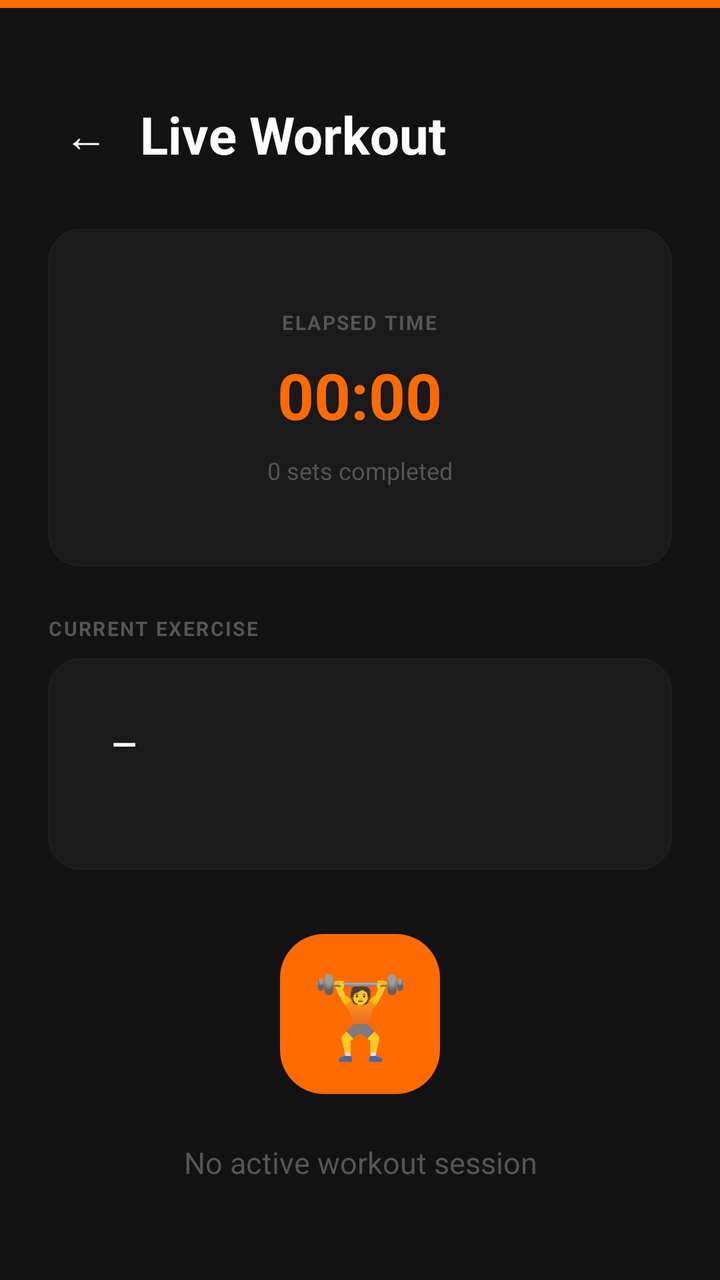
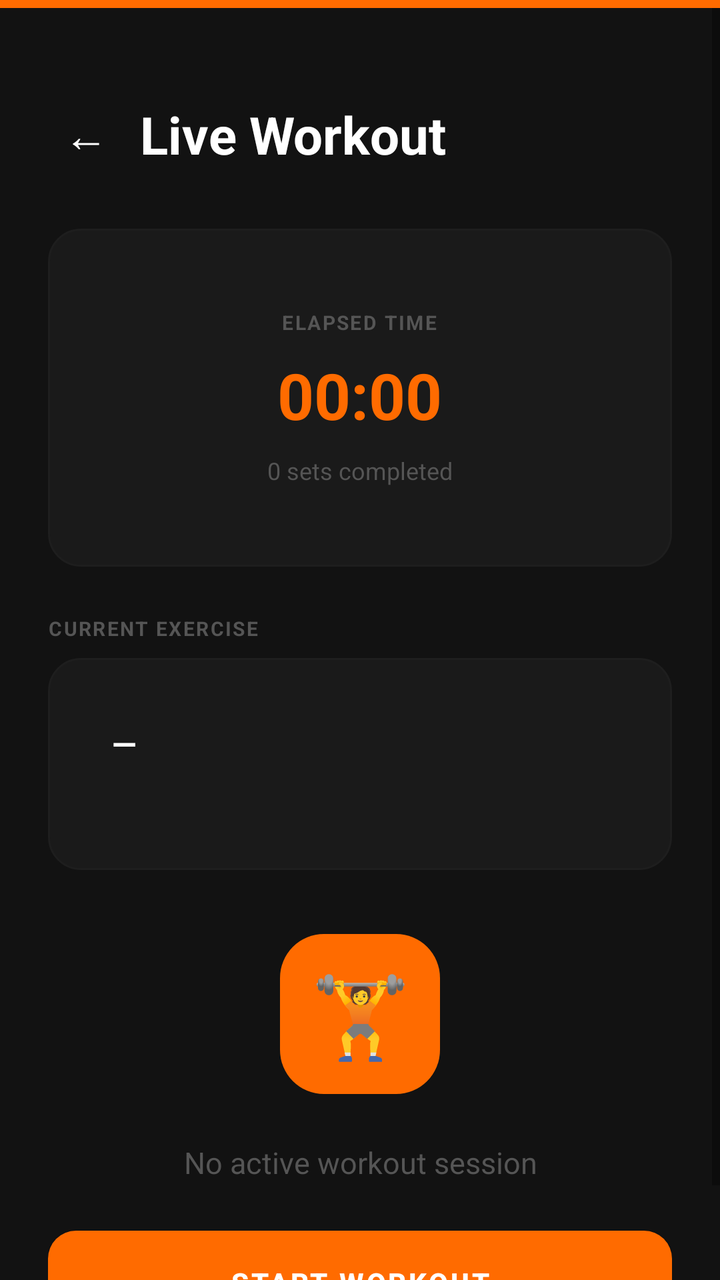

Screens rendered from an Android XML layout before and after an edit, with the pre-edit source and the edit as a unified diff.
<!-- AndroidManifest.xml: application theme Theme.ArcadeFitness -->
<!-- res/layout/activity_workout_tracking.xml -->
<?xml version="1.0" encoding="utf-8"?>
<LinearLayout xmlns:android="http://schemas.android.com/apk/res/android"
    android:layout_width="match_parent"
    android:layout_height="match_parent"
    android:background="@color/bg_primary"
    android:orientation="vertical">

    
    <View
        android:layout_width="match_parent"
        android:layout_height="@dimen/top_bar_height"
        android:background="@color/orange_primary" />

    <ScrollView
        android:layout_width="match_parent"
        android:layout_height="0dp"
        android:layout_weight="1">

        <LinearLayout
            android:layout_width="match_parent"
            android:layout_height="wrap_content"
            android:orientation="vertical"
            android:padding="@dimen/screen_padding_h">

            
            <LinearLayout
                android:layout_width="match_parent"
                android:layout_height="wrap_content"
                android:orientation="horizontal"
                android:gravity="center_vertical"
                android:layout_marginTop="@dimen/space_md">

                <TextView
                    android:id="@+id/btnBack"
                    android:layout_width="wrap_content"
                    android:layout_height="wrap_content"
                    android:text="←"
                    android:textSize="22sp"
                    android:textColor="@color/text_primary"
                    android:padding="@dimen/space_sm" />

                <TextView
                    android:layout_width="0dp"
                    android:layout_height="wrap_content"
                    android:layout_weight="1"
                    android:text="@string/workout_tracking_title"
                    style="@style/Text.Hero"
                    android:layout_marginStart="@dimen/space_sm" />
            </LinearLayout>

            
            <FrameLayout
                style="@style/Card.Dark"
                android:layout_width="match_parent"
                android:layout_height="wrap_content"
                android:layout_marginTop="@dimen/space_lg">

                <LinearLayout
                    android:layout_width="match_parent"
                    android:layout_height="wrap_content"
                    android:orientation="vertical"
                    android:gravity="center"
                    android:padding="@dimen/space_lg">

                    <TextView
                        android:layout_width="wrap_content"
                        android:layout_height="wrap_content"
                        android:text="@string/elapsed_time"
                        style="@style/Text.Label" />

                    <TextView
                        android:id="@+id/tvElapsedTime"
                        android:layout_width="wrap_content"
                        android:layout_height="wrap_content"
                        android:text="00:00"
                        android:textSize="@dimen/text_display"
                        android:textStyle="bold"
                        android:textColor="@color/orange_primary"
                        android:layout_marginTop="@dimen/space_sm" />

                    <TextView
                        android:id="@+id/tvSetsCompleted"
                        android:layout_width="wrap_content"
                        android:layout_height="wrap_content"
                        android:text="0 sets completed"
                        android:textSize="@dimen/text_sm"
                        android:textColor="@color/text_muted"
                        android:layout_marginTop="@dimen/space_sm" />
                </LinearLayout>
            </FrameLayout>

            
            <TextView
                style="@style/Text.Label"
                android:layout_width="wrap_content"
                android:layout_height="wrap_content"
                android:text="@string/current_exercise"
                android:layout_marginTop="@dimen/space_lg"
                android:layout_marginBottom="@dimen/space_sm" />

            <FrameLayout
                style="@style/Card.Dark"
                android:layout_width="match_parent"
                android:layout_height="wrap_content">
                <LinearLayout
                    android:layout_width="match_parent"
                    android:layout_height="wrap_content"
                    android:orientation="vertical"
                    android:padding="@dimen/space_md">
                    <TextView
                        android:id="@+id/tvCurrentExerciseName"
                        android:layout_width="wrap_content"
                        android:layout_height="wrap_content"
                        android:text="—"
                        android:textSize="@dimen/text_lg"
                        android:textStyle="bold"
                        android:textColor="@color/text_primary" />
                    <TextView
                        android:id="@+id/tvCurrentSetsInfo"
                        android:layout_width="wrap_content"
                        android:layout_height="wrap_content"
                        android:text=""
                        android:textSize="@dimen/text_sm"
                        android:textColor="@color/text_muted"
                        android:layout_marginTop="@dimen/space_xs" />
                </LinearLayout>
            </FrameLayout>

            
            <LinearLayout
                android:id="@+id/layoutActiveControls"
                android:layout_width="match_parent"
                android:layout_height="wrap_content"
                android:orientation="vertical"
                android:gravity="center"
                android:layout_marginTop="@dimen/space_lg"
                android:visibility="gone">

                <LinearLayout
                    android:id="@+id/layoutSetLogger"
                    android:layout_width="match_parent"
                    android:layout_height="wrap_content"
                    android:orientation="vertical"
                    android:background="@color/bg_card"
                    android:padding="@dimen/space_md">

                    <TextView
                        android:layout_width="wrap_content"
                        android:layout_height="wrap_content"
                        android:text="Log Set"
                        android:textColor="@color/text_primary"
                        android:textStyle="bold"
                        android:textSize="16sp"
                        android:layout_marginBottom="@dimen/space_sm" />

                    <TextView
                        android:layout_width="wrap_content"
                        android:layout_height="wrap_content"
                        android:text="Exercise"
                        android:textColor="@color/text_muted"
                        android:textSize="12sp"
                        android:layout_marginBottom="@dimen/space_xs" />

                    <Spinner
                        android:id="@+id/spinnerExercise"
                        android:layout_width="match_parent"
                        android:layout_height="wrap_content"
                        android:background="@drawable/bg_input_default"
                        android:padding="@dimen/space_sm"
                        android:layout_marginBottom="@dimen/space_sm" />

                    <EditText
                        android:id="@+id/etSetWeight"
                        style="@style/Input.Dark"
                        android:layout_width="match_parent"
                        android:layout_height="wrap_content"
                        android:hint="Weight (kg)"
                        android:inputType="numberDecimal"
                        android:layout_marginBottom="@dimen/space_sm" />

                    <EditText
                        android:id="@+id/etSetReps"
                        style="@style/Input.Dark"
                        android:layout_width="match_parent"
                        android:layout_height="wrap_content"
                        android:hint="Reps"
                        android:inputType="number"
                        android:layout_marginBottom="@dimen/space_sm" />

                    <Button
                        android:id="@+id/btnMarkSetDone"
                        style="@style/Button.Primary"
                        android:layout_width="match_parent"
                        android:layout_height="@dimen/button_height"
                        android:text="Mark Set Done" />
                </LinearLayout>

                <LinearLayout
                    android:layout_width="match_parent"
                    android:layout_height="wrap_content"
                    android:orientation="horizontal"
                    android:gravity="center"
                    android:layout_marginTop="@dimen/space_lg">

                    <Button
                        android:id="@+id/btnPause"
                        style="@style/Button.Secondary"
                        android:layout_width="0dp"
                        android:layout_height="@dimen/button_height"
                        android:layout_weight="1"
                        android:text="@string/btn_pause" />

                    <Button
                        android:id="@+id/btnComplete"
                        style="@style/Button.Primary"
                        android:layout_width="0dp"
                        android:layout_height="@dimen/button_height"
                        android:layout_weight="1"
                        android:layout_marginStart="@dimen/space_sm"
                        android:text="@string/btn_complete" />
                </LinearLayout>
            </LinearLayout>

            
            <LinearLayout
                android:id="@+id/layoutNoSession"
                android:layout_width="match_parent"
                android:layout_height="wrap_content"
                android:gravity="center"
                android:orientation="vertical"
                android:layout_marginTop="@dimen/space_xl"
                android:visibility="visible">
                <TextView
                    android:layout_width="80dp"
                    android:layout_height="80dp"
                    android:gravity="center"
                    android:text="🏋️"
                    android:textSize="40sp"
                    android:background="@drawable/bg_logo_tile" />
                <TextView
                    android:layout_width="wrap_content"
                    android:layout_height="wrap_content"
                    android:text="@string/no_active_session"
                    android:textSize="15sp"
                    android:textColor="@color/text_muted"
                    android:gravity="center"
                    android:layout_marginTop="@dimen/space_lg" />
            </LinearLayout>

            
            <LinearLayout
                android:id="@+id/layoutSessionSummary"
                android:layout_width="match_parent"
                android:layout_height="wrap_content"
                android:orientation="vertical"
                android:visibility="gone"
                android:layout_marginTop="@dimen/space_lg">

                <FrameLayout
                    style="@style/Card.Dark"
                    android:layout_width="match_parent"
                    android:layout_height="wrap_content">
                    <LinearLayout
                        android:layout_width="match_parent"
                        android:layout_height="wrap_content"
                        android:orientation="vertical"
                        android:gravity="center"
                        android:padding="@dimen/space_lg">
                        <TextView
                            android:layout_width="wrap_content"
                            android:layout_height="wrap_content"
                            android:text="@string/session_completed"
                            android:textSize="20sp"
                            android:textStyle="bold"
                            android:textColor="@color/orange_primary" />
                        <TextView
                            android:layout_width="wrap_content"
                            android:layout_height="wrap_content"
                            android:text="@string/session_summary"
                            android:textSize="@dimen/text_sm"
                            android:textColor="@color/text_muted"
                            android:layout_marginTop="@dimen/space_sm" />
                        <LinearLayout
                            android:layout_width="match_parent"
                            android:layout_height="wrap_content"
                            android:orientation="horizontal"
                            android:gravity="center"
                            android:layout_marginTop="@dimen/space_lg">
                            <LinearLayout
                                android:layout_width="0dp"
                                android:layout_height="wrap_content"
                                android:layout_weight="1"
                                android:gravity="center"
                                android:orientation="vertical">
                                <TextView android:id="@+id/tvSummaryDuration" android:layout_width="wrap_content" android:layout_height="wrap_content" android:textSize="18sp" android:textStyle="bold" android:textColor="@color/text_primary" />
                                <TextView android:layout_width="wrap_content" android:layout_height="wrap_content" android:text="@string/duration_label" android:textSize="10sp" android:textColor="@color/text_muted" android:textAllCaps="true" android:letterSpacing="0.08" android:layout_marginTop="@dimen/space_xs" />
                            </LinearLayout>
                            <LinearLayout
                                android:layout_width="0dp"
                                android:layout_height="wrap_content"
                                android:layout_weight="1"
                                android:gravity="center"
                                android:orientation="vertical">
                                <TextView android:id="@+id/tvSummaryVolume" android:layout_width="wrap_content" android:layout_height="wrap_content" android:textSize="18sp" android:textStyle="bold" android:textColor="@color/text_primary" />
                                <TextView android:layout_width="wrap_content" android:layout_height="wrap_content" android:text="@string/volume_label" android:textSize="10sp" android:textColor="@color/text_muted" android:textAllCaps="true" android:letterSpacing="0.08" android:layout_marginTop="@dimen/space_xs" />
                            </LinearLayout>
                            <LinearLayout
                                android:layout_width="0dp"
                                android:layout_height="wrap_content"
                                android:layout_weight="1"
                                android:gravity="center"
                                android:orientation="vertical">
                                <TextView android:id="@+id/tvSummaryCalories" android:layout_width="wrap_content" android:layout_height="wrap_content" android:textSize="18sp" android:textStyle="bold" android:textColor="@color/text_primary" />
                                <TextView android:layout_width="wrap_content" android:layout_height="wrap_content" android:text="@string/total_calories" android:textSize="10sp" android:textColor="@color/text_muted" android:textAllCaps="true" android:letterSpacing="0.08" android:layout_marginTop="@dimen/space_xs" />
                            </LinearLayout>
                        </LinearLayout>
                        <Button
                            android:id="@+id/btnBackToDashboard"
                            style="@style/Button.Primary"
                            android:layout_width="match_parent"
                            android:layout_height="@dimen/button_height"
                            android:text="@string/btn_continue_workout"
                            android:layout_marginTop="@dimen/space_lg" />
                    </LinearLayout>
                </FrameLayout>
            </LinearLayout>

        </LinearLayout>
    </ScrollView>
</LinearLayout>
<!-- resources referenced by this layout -->
<resources>
  <color name="bg_card">#1A1A1A</color>
  <color name="bg_primary">#121212</color>
  <color name="orange_primary">#FF6B00</color>
  <color name="text_muted">#555555</color>
  <color name="text_primary">#FFFFFF</color>
  <dimen name="button_height">52dp</dimen>
  <dimen name="screen_padding_h">24dp</dimen>
  <dimen name="space_lg">24dp</dimen>
  <dimen name="space_md">16dp</dimen>
  <dimen name="space_sm">8dp</dimen>
  <dimen name="space_xl">32dp</dimen>
  <dimen name="space_xs">4dp</dimen>
  <dimen name="text_display">32sp</dimen>
  <dimen name="text_lg">16sp</dimen>
  <dimen name="text_sm">12sp</dimen>
  <dimen name="top_bar_height">4dp</dimen>
  <!-- drawable bg_input_default (drawable) -->
  <?xml version="1.0" encoding="utf-8"?>
  <shape xmlns:android="http://schemas.android.com/apk/res/android"
      android:shape="rectangle">
      <solid android:color="@color/bg_input" />
      <stroke android:width="1.5dp" android:color="@color/border_default" />
      <corners android:radius="@dimen/radius_input" />
  </shape>
  <!-- drawable bg_logo_tile (drawable) -->
  <?xml version="1.0" encoding="utf-8"?>
  <shape xmlns:android="http://schemas.android.com/apk/res/android"
      android:shape="rectangle">
      <solid android:color="@color/orange_primary" />
      <corners android:radius="@dimen/radius_logo" />
  </shape>
  <string name="btn_complete">COMPLETE</string>
  <string name="btn_continue_workout">Continue Workout</string>
  <string name="btn_pause">PAUSE</string>
  <string name="current_exercise">Current Exercise</string>
  <string name="duration_label">Duration</string>
  <string name="elapsed_time">Elapsed Time</string>
  <string name="no_active_session">No active workout session</string>
  <string name="session_completed">Workout Complete!</string>
  <string name="session_summary">Great work! Here\'s your session summary:</string>
  <string name="total_calories">Calories Burned</string>
  <string name="volume_label">Volume</string>
  <string name="workout_tracking_title">Live Workout</string>
  <style name="Card.Dark">
          <item name="android:background">@drawable/bg_card</item>
          <item name="android:padding">@dimen/space_md</item>
      </style>
  <style name="Text.Hero">
          <item name="android:textSize">@dimen/text_hero</item>
          <item name="android:textStyle">bold</item>
          <item name="android:textColor">@color/text_primary</item>
          <item name="android:lineSpacingMultiplier">1.2</item>
      </style>
  <style name="Text.Label">
          <item name="android:textSize">@dimen/text_xs</item>
          <item name="android:textColor">@color/text_muted</item>
          <item name="android:textStyle">bold</item>
          <item name="android:letterSpacing">0.08</item>
          <item name="android:textAllCaps">true</item>
      </style>
  <color name="bg_input">#1C1C1C</color>
  <color name="border_default">#252525</color>
  <dimen name="radius_input">12dp</dimen>
  <dimen name="radius_logo">22dp</dimen>
  <color name="white">#FFFFFF</color>
  <dimen name="text_md">14sp</dimen>
  <!-- drawable bg_card (drawable) -->
  <?xml version="1.0" encoding="utf-8"?>
  <shape xmlns:android="http://schemas.android.com/apk/res/android"
      android:shape="rectangle">
      <solid android:color="@color/bg_card" />
      <stroke android:width="1dp" android:color="@color/border_subtle" />
      <corners android:radius="@dimen/radius_lg" />
  </shape>
  <color name="text_hint">#3A3A3A</color>
  <dimen name="input_height">52dp</dimen>
  <dimen name="text_hero">26sp</dimen>
  <dimen name="text_xs">10sp</dimen>
  <color name="orange_dark">#CC5500</color>
  <color name="orange_light">#FF8C33</color>
  <color name="status_bar">#121212</color>
  <color name="nav_bar">#161616</color>
  <dimen name="radius_button">14dp</dimen>
  <color name="bg_elevated">#252525</color>
  <color name="border_active">#FF6B00</color>
  <color name="border_subtle">#1E1E1E</color>
  <dimen name="radius_lg">16dp</dimen>
  <!-- unchanged entries left out for length: 6 -->
</resources>

<!-- the commit's change to res/layout/activity_workout_tracking.xml (unified diff, before → after) -->
@@ -244,6 +244,13 @@
                     android:textSize="15sp"
                     android:textColor="@color/text_muted"
                     android:gravity="center"
+                    android:layout_marginTop="@dimen/space_lg" />
+                <Button
+                    android:id="@+id/btnStartWorkout"
+                    style="@style/Button.Primary"
+                    android:layout_width="match_parent"
+                    android:layout_height="@dimen/button_height"
+                    android:text="Start Workout"
                     android:layout_marginTop="@dimen/space_lg" />
             </LinearLayout>
 
